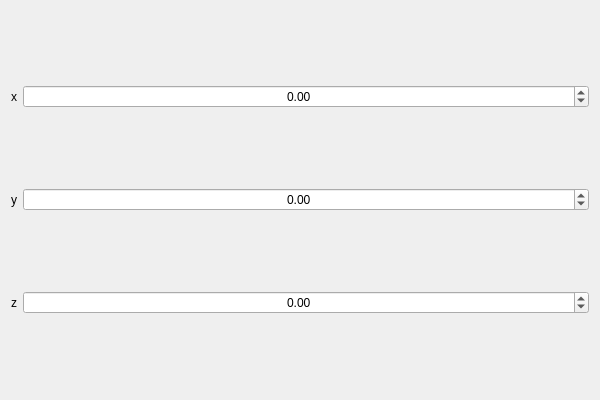
ducla9762-stack/abc3d, file VectorInput.ui: the form before one commit.
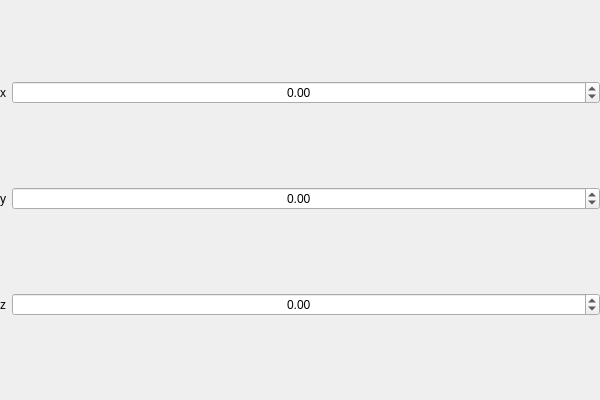
The form after the commit.

Commit message: Dynamic Properties Panel with Vector Inputs

Diff of the .ui file:
```diff
--- a/VectorInput.ui
+++ b/VectorInput.ui
@@ -14,6 +14,24 @@
    <string>VectorInput</string>
   </property>
   <layout class="QGridLayout" name="gridLayout">
+   <property name="leftMargin">
+    <number>0</number>
+   </property>
+   <property name="topMargin">
+    <number>0</number>
+   </property>
+   <property name="rightMargin">
+    <number>0</number>
+   </property>
+   <property name="bottomMargin">
+    <number>0</number>
+   </property>
+   <property name="horizontalSpacing">
+    <number>6</number>
+   </property>
+   <property name="verticalSpacing">
+    <number>2</number>
+   </property>
    <item row="1" column="1">
     <widget class="QDoubleSpinBox" name="ySpinner">
      <property name="alignment">
```
The commit also changes 2 other files.
